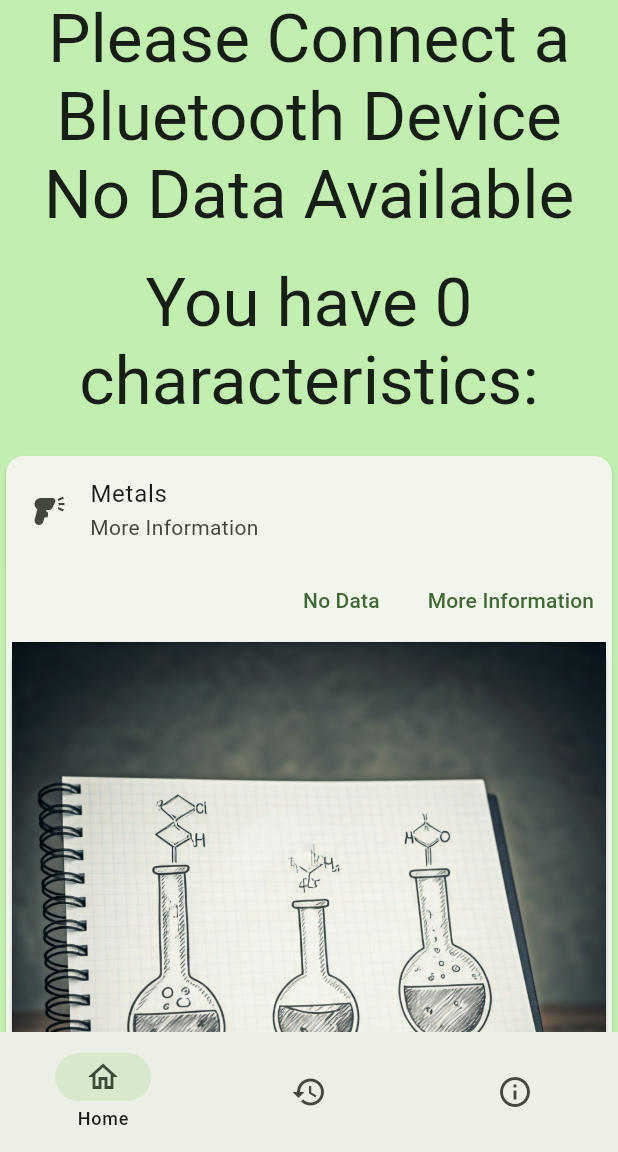
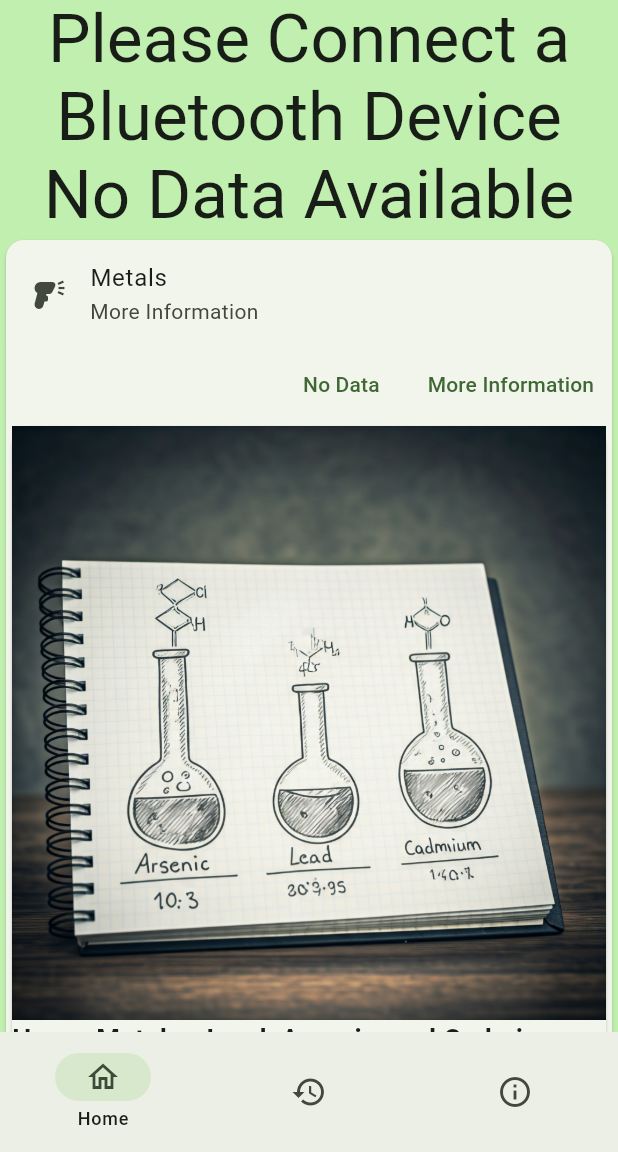
Before and after one commit to austinmedina/WaterBaddiesApp, a Flutter app: the screen it shows after launch, after a tap on "More Information", on a phone screen of 412 x 824 dp, the part 84-1236 px from its top. Run offline on Flutter 3.47's test engine with Material 3 defaults, Android fonts, the light colour scheme and no system bars; our stand-ins replace flutter_blue_plus, geolocator, shared_preferences, syncfusion_flutter_charts.

Commit message:
Fixed error where the bluetooth device would say it was disconnected after reloading the bluetooth drawer. Added in specific characteristics, ie. Lead, Arsenic, instead of grouping them as metals. This one done to reflect a change on the PI code where it broadcasts individual features now.

```diff
--- a/lib/main.dart
+++ b/lib/main.dart
@@ -51,9 +51,10 @@ class WaterBaddiesState extends ChangeNotifier {
   BluetoothDevice? get device => _device;
 
   set device(BluetoothDevice? newDevice) {
-    if (newDevice == null) throw Exception("Bluetooth device is null.");
     _device = newDevice;
+    if (newDevice != null) { // Only fetch characteristics if newDevice is not null
       fetchCharacteristics(_device!);
+    }
     notifyListeners();  // Notify listeners when the device is updated
   }
 
@@ -63,17 +64,28 @@ class WaterBaddiesState extends ChangeNotifier {
 
   Map<BluetoothCharacteristic, StreamSubscription<List<int>>> subscriptions = {};
 
+  void clearSubscriptions() {
+    subscriptions.forEach((characteristic, subscription) {
+      subscription.cancel();
+    });
+    subscriptions = {};
+    notifyListeners();
+  }
+
   void fetchCharacteristics(BluetoothDevice device) async {
     if (_device == null) throw Exception("Bluetooth device not set.");
 
     final targetServiceUuid = "00000001-710e-4a5b-8d75-3e5b444bc3cf"; // Your service UUID
 
     // Map of characteristic UUIDs to descriptor UUIDs (and optionally names)
-    final targetCharacteristics = {
-      "00000002-710e-4a5b-8d75-3e5b444bc3cf": "2901", // Microplastic
-      "00000002-810e-4a5b-8d75-3e5b444bc3cf": "2904", // Metal
-      "00000002-910e-4a5b-8d75-3e5b444bc3cf": "2903", // Inorganics
-    };
+    final targetCharacteristics = [
+      "00000002-110e-4a5b-8d75-3e5b444bc3cf", //Microplastic
+      "00000002-210e-4a5b-8d75-3e5b444bc3cf", //Lead
+      "00000002-310e-4a5b-8d75-3e5b444bc3cf", //Cadmium
+      "00000002-410e-4a5b-8d75-3e5b444bc3cf", //Arsenic
+      "00000002-510e-4a5b-8d75-3e5b444bc3cf", //Nitrite
+      "00000002-610e-4a5b-8d75-3e5b444bc3cf", //Nitrate
+    ];
 
     try {
       final services = await device.discoverServices();
@@ -82,17 +94,14 @@ class WaterBaddiesState extends ChangeNotifier {
 
       if (service != null) {
         for (final characteristic in service.characteristics) {
-          final targetDescriptorUuid = targetCharacteristics[characteristic.uuid.toString()];
-
-          if (targetDescriptorUuid != null) { // Only process if a target descriptor is defined
-            if (characteristic.properties.read) {
+            if (targetCharacteristics.contains(characteristic.uuid.toString())) {
               try{
                 final charValue = await characteristic.read();
                 final charValueString = String.fromCharCodes(charValue);
                 final charValueDouble = double.tryParse(charValueString) ?? 0.0;
 
                 for (final descriptor in characteristic.descriptors) {
-                  if (descriptor.uuid.toString().toUpperCase() == targetDescriptorUuid.toUpperCase()) { // Case-insensitive comparison
+                  if (descriptor.uuid.toString().toUpperCase() == "2901") {
                     final descValue = await descriptor.read();
                     if (descValue.isNotEmpty && !descValue.every((v) => v == 0)) {
                       final descString = String.fromCharCodes(descValue);
@@ -108,7 +117,7 @@ class WaterBaddiesState extends ChangeNotifier {
                     final updatedDoubleValue = double.tryParse(updatedCharValue) ?? 0.0;
 
                     for (final descriptor in characteristic.descriptors) {
-                      if (descriptor.uuid.toString().toUpperCase() == targetDescriptorUuid.toUpperCase()) {
+                      if (descriptor.uuid.toString().toUpperCase() == "2901") {
                         final descValue = await descriptor.read();
                         if ((descValue as List).isNotEmpty && !(descValue as List).every((v) => v == 0)) {
                           final descString = String.fromCharCodes(descValue);
@@ -122,7 +131,6 @@ class WaterBaddiesState extends ChangeNotifier {
                 }
               }catch(e){
                 print("Error reading characteristic: $e");
-              }
               }
             }
         }
@@ -299,29 +307,23 @@ class _WaterBaddiesInfoState extends State<WaterBaddiesInfo> {
     //todo: Update the newData to fetch more specific than 'Inorganics' and 'Metals'
     List<String> warningMessages = [];
 
-    if (newData.containsKey('Microplastic Concentration') && newData['Microplastic Concentration']! > maxQuantities['Microplastics']!) {
+    if (newData.containsKey('Microplastic') && newData['Microplastic']! > maxQuantities['Microplastic']!) {
       warningMessages.add("High Microplastic Levels");
     }
-
-    if (newData.containsKey('Inorganics Concentration')) {
-      if (newData['Inorganics Concentration']! > maxQuantities['Nitrites']!) {
-        warningMessages.add("High Nitrites Levels");
+    if (newData.containsKey('Lead') && newData['Lead']! > maxQuantities['Lead']!) {
+      warningMessages.add("High Lead Levels");
     }
-      if (newData['Inorganics Concentration']! > maxQuantities['Nitrates']!) {
-        warningMessages.add("High Nitrate Levels");
-      }
-    }
-
-    if (newData.containsKey('Metal Concentration')) {
-      if (newData['Metal Concentration']! > maxQuantities['Cadmium']!) {
+    if (newData.containsKey('Cadmium') && newData['Cadmium']! > maxQuantities['Cadmium']!) {
       warningMessages.add("High Cadmium Levels");
     }
-      if (newData['Metal Concentration']! > maxQuantities['Arsenic']!) {
+    if (newData.containsKey('Arsenic') && newData['Arsenic']! > maxQuantities['Arsenic']!) {
       warningMessages.add("High Arsenic Levels");
     }
-      if (newData['Metal Concentration']! > maxQuantities['Lead']!) {
-        warningMessages.add("High Lead Levels");
+    if (newData.containsKey('Nitrite') && newData['Nitrite']! > maxQuantities['Nitrite']!) {
+      warningMessages.add("High Nitrite Levels");
     }
+    if (newData.containsKey('Nitrate') && newData['Nitrate']! > maxQuantities['Nitrate']!) {
+      warningMessages.add("High Nitrate Levels");
     }
 
     return warningMessages;
@@ -342,12 +344,12 @@ class _WaterBaddiesInfoState extends State<WaterBaddiesInfo> {
     historyInfo.add(
       {
       "date": DateFormat('yyyy-MM-dd HH:mm:ss').format(DateTime.now()).toString(),
-      "lead": newData["Metal Concentration"],
-      "cadmium": newData["Metal Concentration"],
-      "arsenic": newData["Metal Concentration"],
-      "nitrate": newData["Inorganics Concentration"],
-      "nitrite": newData["Inorganics Concentration"],
-      "microplastics": newData["Microplastic Concentration"],
+      "lead": newData["Lead"],
+      "cadmium": newData["Cadmium"],
+      "arsenic": newData["Arsenic"],
+      "nitrite": newData["Nitrite"],
+      "nitrate": newData["Nitrate"],
+      "microplastics": newData["Microplastic"],
       "location": await _getLocation(),
       "healthy": _getHealthy(newData)
       }
@@ -414,74 +416,71 @@ class _WaterBaddiesInfoState extends State<WaterBaddiesInfo> {
               }
             ),
 
-            Padding(
-              padding: const EdgeInsets.all(20),
-              child: Text('You have ${_displayedData.keys.length} characteristics:'),
-            ),
             Column(
               children: [
               InfoCard(
-                key: ValueKey("Metals${_displayedData["Metal Concentration"]}"),
+                key: ValueKey("Metals${_displayedData["Lead"]}${_displayedData["Cadmium"]}${_displayedData["Arsenic"]}"),
                 showChart: showMetalChart,
                 showInfo: showMetalInfo,
                 cardTitle: "Metals",
                 barChartData: _displayedData.isEmpty
                     ? []
-                    : _displayedData.containsKey("Metal Concentration")
-                        ? [
+                    : [
+                      if (_displayedData.containsKey("Cadmium"))
                         {
                           'name': 'Cadmium',
                           'maxQuantity': maxQuantities['Cadmium'],
-                              'quantity': _displayedData["Metal Concentration"]
+                          'quantity': _displayedData["Cadmium"],
                         },
+                      if (_displayedData.containsKey("Arsenic"))
                         {
                           'name': 'Arsenic',
                           'maxQuantity': maxQuantities['Arsenic'],
-                              'quantity': _displayedData["Metal Concentration"]
+                          'quantity': _displayedData["Arsenic"],
                         },
+                      if (_displayedData.containsKey("Lead"))
                         {
                           'name': 'Lead',
                           'maxQuantity': maxQuantities['Lead'],
-                              'quantity': _displayedData["Metal Concentration"]
-                            }
-                          ]
-                        : [], // Return empty list if key is missing
+                          'quantity': _displayedData["Lead"],
+                        },
+                    ].where((element) => element.isNotEmpty).toList()
               ),
               InfoCard(
-                key: ValueKey("Inorganics${_displayedData["Inorganics Concentration"]}"),
+                key: ValueKey("Inorganics${_displayedData["Nitrite"]}${_displayedData["Nitrate"]}"),
                 showChart: showInorganicsChart,
                 showInfo: showInorganicsInfo,
                 cardTitle: "Inorganics",
                 barChartData: _displayedData.isEmpty
                     ? []
-                    : _displayedData.containsKey("Inorganics Concentration")
-                        ? [
+                    : [
+                        if (_displayedData.containsKey("Nitrite"))
                           {
                             'name': 'Nitrites',
-                              'maxQuantity': maxQuantities['Nitrites'],
-                              'quantity': _displayedData["Inorganics Concentration"]
+                            'maxQuantity': maxQuantities['Nitrite'],
+                            'quantity': _displayedData["Nitrite"],
                           },
+                        if (_displayedData.containsKey("Nitrate"))
                           {
                             'name': 'Nitrates',
-                              'maxQuantity': maxQuantities['Nitrates'],
-                              'quantity': _displayedData["Inorganics Concentration"]
-                            }
-                          ]
-                        : [], // Return empty list if key is missing
+                            'maxQuantity': maxQuantities['Nitrate'],
+                            'quantity': _displayedData["Nitrate"],
+                          },
+                      ].where((element) => element.isNotEmpty).toList(),
               ),
               InfoCard(
-                key: ValueKey("Microplastics${_displayedData["Microplastic Concentration"]}"),
+                key: ValueKey("Microplastics${_displayedData["Microplastic"]}"),
                 showChart: showPlasticChart,
                 showInfo: showPlasticInfo,
                 cardTitle: "Microplastics",
                 barChartData: _displayedData.isEmpty
                     ? []
-                    : _displayedData.containsKey("Microplastic Concentration")
+                    : _displayedData.containsKey("Microplastic")
                         ? [
                             {
                               'name': 'Microplastics',
-                              'maxQuantity': maxQuantities['Microplastics'],
-                              'quantity': _displayedData["Microplastic Concentration"]
+                              'maxQuantity': maxQuantities['Microplastic'],
+                              'quantity': _displayedData["Microplastic"]
                             }
                           ]
                         : [], // Return empty list if key is missing
--- a/lib/screens/bluetooth/bluetoothBar.dart
+++ b/lib/screens/bluetooth/bluetoothBar.dart
@@ -29,9 +29,13 @@ class _BluetoothBarState extends State<BluetoothBar> {
   String statusMessage = 'Checking Bluetooth...';
   String connectedMessage = "Not connected to any devices";
 
+  ScrollController scrollCont = ScrollController();
+
   @override
   void initState() {
     super.initState();
+
+    getConnectedDevice();
 
     _scanResultsSubscription = FlutterBluePlus.scanResults.listen((results) {
       if (mounted) {
@@ -67,6 +71,13 @@ class _BluetoothBarState extends State<BluetoothBar> {
     _statusMessageSubscription.cancel();
     _connectionSubscription?.cancel();
     super.dispose();
+  }
+
+  void getConnectedDevice() {
+    _device = Provider.of<WaterBaddiesState>(context, listen: false).device;
+    if (_device != null) {
+      _isConnected = true;
+    }
   }
 
   Future<void> loadPreviouslyConnectedDevices() async {
@@ -111,11 +122,9 @@ class _BluetoothBarState extends State<BluetoothBar> {
   }
 
   Future<void> scanDevices() async {
-    setState (() {
-      _isConnected = false;
-    });
     if (!_isScanning) {
       try {
+          statusMessage = "Scanning";
           await FlutterBluePlus.startScan(timeout: const Duration(seconds: 10), androidScanMode: AndroidScanMode(1));
       } catch (e) {
           print('Error starting scan: $e');
@@ -159,6 +168,18 @@ class _BluetoothBarState extends State<BluetoothBar> {
     return {};
   }
 
+  Future<String> getPlatfromName(String remoteId) async {
+    Map<String, String> devices = await getDeviceInfo();
+
+    if (devices.isNotEmpty && devices.containsKey(remoteId)) {
+      String name = devices[remoteId] ?? "";
+      return name;
+    }
+
+    return "";
+
+  }
+
   void connectDevice(BluetoothDevice device) async {
     try {
       await device.connect();
@@ -172,10 +193,20 @@ class _BluetoothBarState extends State<BluetoothBar> {
         setState(() {
           if (state == BluetoothConnectionState.disconnected) {
             _isConnected = false;
-            connectedMessage = "Disconnected from ${device.platformName}";
+            Future<String> platformNameFuture = device.platformName == ""
+              ? getPlatfromName(device.remoteId.str)
+              : Future.value(device.platformName);
+
+          platformNameFuture.then((platformName) {
+            setState(() {
+              connectedMessage = "Disconnected from $platformName";
+            });
+          });
           } else if (state == BluetoothConnectionState.connected) {
+            setState(() {
               _isConnected = true;
               connectedMessage = "Connected to ${device.platformName}";
+            });
           }
         });
       });
@@ -187,12 +218,22 @@ class _BluetoothBarState extends State<BluetoothBar> {
     }
   }
 
-  void disconnectDevice(BluetoothDevice? device) async {
+  void disconnectDevice() async {
     try {
-    await device?.disconnect();
+      final BluetoothDevice? localDevice = _device;
+      if (localDevice != null) {
+        await localDevice.disconnect();
+      }
+
+      setState(() {
         _device = null;
         _connectionSubscription?.cancel();
         _connectionSubscription = null;
+        _isConnected = false;
+        Provider.of<WaterBaddiesState>(context, listen: false).clearSubscriptions();
+        Provider.of<WaterBaddiesState>(context, listen: false).device = null;
+        checkBluetooth();
+      });
     } catch (e) {
       print("Error disconnecting: $e");
     }
@@ -205,7 +246,8 @@ class _BluetoothBarState extends State<BluetoothBar> {
       child: _isLoading // Show a loading indicator while data is loading
         ? const Center(child: CircularProgressIndicator())
         : ListView(
-        padding: EdgeInsets.zero,
+        padding: EdgeInsets.symmetric(vertical: 2, horizontal: 2),
+        controller: scrollCont,
         children: <Widget>[
           DrawerHeader(
             decoration: BoxDecoration(color: Colors.blue),
@@ -229,11 +271,24 @@ class _BluetoothBarState extends State<BluetoothBar> {
           ),
           (_isConnected && (_device != null))
             ? ListTile(
-                title: Text("Connected to ${_device!.platformName}"),
+              title: FutureBuilder<String>(
+                future: _device!.platformName == ""
+                    ? getPlatfromName(_device!.remoteId.str)
+                    : Future.value(_device!.platformName),
+                builder: (context, snapshot) {
+                  if (snapshot.connectionState == ConnectionState.waiting) {
+                    return const Center(child: CircularProgressIndicator());
+                  } else if (snapshot.hasError) {
+                    return Text("Error: ${snapshot.error}");
+                  } else {
+                    return Text("Connected to ${snapshot.data}");
+                  }
+                },
+              ),
               subtitle: Text(_device!.remoteId.str),
               trailing: IconButton(
-                  icon: Icon(Icons.close),
-                  onPressed: () => disconnectDevice(_device),
+                icon: const Icon(Icons.close),
+                onPressed: () => disconnectDevice(),
               ),
             )
             : ListTile(
@@ -248,15 +303,14 @@ class _BluetoothBarState extends State<BluetoothBar> {
                   itemBuilder: (context, index) {
                     // Convert the map into a list of key-value pairs (remoteId, name)
                     String remoteId = previouslyConnectedDevices.keys.elementAt(index);
-                    String name = previouslyConnectedDevices[remoteId]!; // Safe access to the value
+                    String name = previouslyConnectedDevices[remoteId]!;
 
                     return Card(
                       elevation: 2,
                       child: ListTile(
-                        title: Text(name), // Display the name
-                        subtitle: Text(remoteId), // Display the remoteId
+                        title: Text(name),
+                        subtitle: Text(remoteId),
                         onTap: () {
-                          // You can add your connectDevice logic here if needed
                           connectDevice(BluetoothDevice.fromId(remoteId));
                         },
                       ),
@@ -278,6 +332,7 @@ class _BluetoothBarState extends State<BluetoothBar> {
                           subtitle: Text(data.device.remoteId.str),
                           trailing: Text(data.rssi.toString()),
                           onTap: () {
+                            scrollCont.jumpTo(0.0);
                             connectDevice(data.device);
                           },
                         ),
--- a/lib/utils/utils.dart
+++ b/lib/utils/utils.dart
@@ -7,7 +7,7 @@ Map<String, double> maxQuantities = {
   'Cadmium': 90.0,
   'Arsenic': 95.0,
   'Lead': 60.0,
-  'Nitrites': 75.0,
-  'Nitrates': 80.0,
-  'Microplastics': 110.0,
+  'Nitrite': 75.0,
+  'Nitrate': 80.0,
+  'Microplastic': 110.0,
 };
```
Lines whose indentation alone changed are shown as unchanged.
